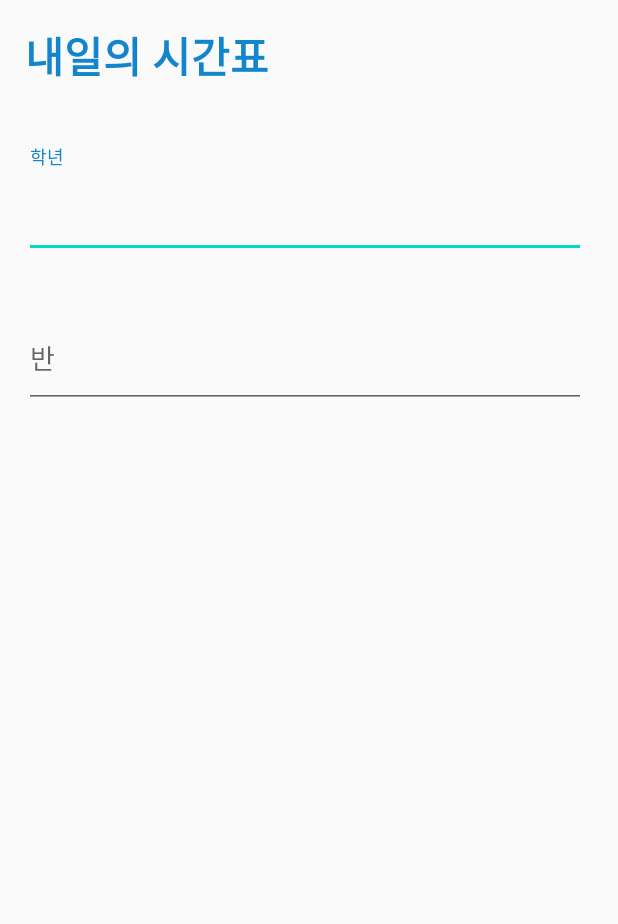
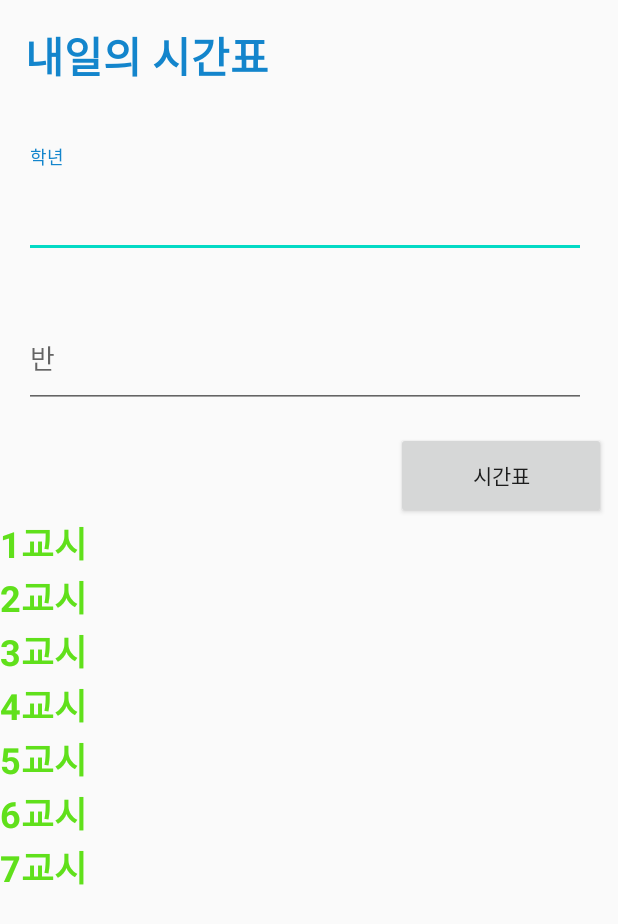
Before and after one commit to kimjw2003/ProjectSchool, an Android app: the layout fragment_time.xml on its own in the app's theme, with its tools: preview values and no code run, on a phone screen of 412 x 824 dp. Shown: the top 924 px of the screen. Run offline under Robolectric (Android 15) with nearby library versions, the phone set to English and light mode, and no system bars.

Commit message:
[UPDATE] Save

```diff
--- a/app/src/main/java/com/example/projectschool/MainActivity.kt
+++ b/app/src/main/java/com/example/projectschool/MainActivity.kt
@@ -24,7 +24,7 @@ class MainActivity : AppCompatActivity() {
         setContentView(R.layout.activity_main)
 
         time.text = spDateFormat("HH", 0)
-        time2.text = spDateFormat("YYYYMMdd", 1)
+        time2.text = spDateFormat("YYYYMMdd", 0)
 
         getCurrentWeather()
 
--- a/app/src/main/java/com/example/projectschool/data/timeData.kt
+++ b/app/src/main/java/com/example/projectschool/data/timeData.kt
@@ -6,8 +6,8 @@ data class TimeBase(
 )
 
 data class HisTimetable(
-    val row: List<TimeRow>?,
-    val head: List<TimeHead>?
+    val head: List<TimeHead>?,
+    val row: List<TimeRow>?
 )
 
 data class TimeHead(
--- a/app/src/main/java/com/example/projectschool/fragment/TimeFragment.kt
+++ b/app/src/main/java/com/example/projectschool/fragment/TimeFragment.kt
@@ -14,21 +14,21 @@ import kotlinx.android.synthetic.main.activity_main.*
 import kotlinx.android.synthetic.main.fragment_time.*
 import retrofit2.Call
 import retrofit2.Response
-import javax.security.auth.callback.Callback
 
 class TimeFragment : Fragment() {
 
     override fun onCreateView(inflater: LayoutInflater, container: ViewGroup?, savedInstanceState: Bundle?): View? {
         val view = inflater.inflate(R.layout.fragment_time, container, false)
 
-        getTomorrowTime()
+            getTomorrowTime()
+
         return view
     }
 
     fun getTomorrowTime(){
         TimeClient.retrofitService4.getTomorrowTime("02f6d779a6c748039f9d9b3ce649d8fb", "JSON", "1",
-            "100", "D10", "7240393", "2020", ""+activity!!.time2,
-            ""+grade_Et, ""+class_Et
+            "100", "D10", "7240393", "2020", ""+activity!!.time2.text,
+            ""+grade_Et.text.toString(), ""+class_Et.text.toString()
         ).enqueue(object : retrofit2.Callback<TimeBase>{
             override fun onFailure(call: Call<TimeBase>, t: Throwable) {
                 Log.d("Logg", "xx")
@@ -36,8 +36,23 @@ class TimeFragment : Fragment() {
 
             override fun onResponse(call: Call<TimeBase>, response: Response<TimeBase>) {
 
+                timeSet.setOnClickListener {
+                    first_class.text =
+                        response.body()?.hisTimetable?.get(1)?.row?.get(0)?.ITRT_CNTNT
+                    second_class.text =
+                        response.body()?.hisTimetable?.get(1)?.row?.get(1)?.ITRT_CNTNT
+                    third_class.text =
+                        response.body()?.hisTimetable?.get(1)?.row?.get(2)?.ITRT_CNTNT
+                    fourth_class.text =
+                        response.body()?.hisTimetable?.get(1)?.row?.get(3)?.ITRT_CNTNT
+                    fifth_class.text =
+                        response.body()?.hisTimetable?.get(1)?.row?.get(4)?.ITRT_CNTNT
+                    sixth_class.text =
+                        response.body()?.hisTimetable?.get(1)?.row?.get(5)?.ITRT_CNTNT
+                    seventh_class.text =
+                        response.body()?.hisTimetable?.get(1)?.row?.get(6)?.ITRT_CNTNT
+                }
             }
-
         })
     }
 }
--- a/app/src/main/res/layout/fragment_time.xml
+++ b/app/src/main/res/layout/fragment_time.xml
@@ -21,7 +21,6 @@
         app:layout_constraintTop_toTopOf="parent" />
 
     <com.google.android.material.textfield.TextInputLayout
-        android:id="@+id/grade_Et"
         android:layout_width="0dp"
         android:layout_height="0dp"
         app:hintAnimationEnabled="true"
@@ -35,6 +34,7 @@
         app:layout_constraintWidth_percent="0.91">
 
         <com.google.android.material.textfield.TextInputEditText
+            android:id="@+id/grade_Et"
             android:layout_width="match_parent"
             android:layout_height="match_parent"
             android:hint="학년"
@@ -42,11 +42,11 @@
     </com.google.android.material.textfield.TextInputLayout>
 
     <com.google.android.material.textfield.TextInputLayout
-        android:id="@+id/class_Et"
+        android:id="@+id/textInputLayout"
         android:layout_width="0dp"
         android:layout_height="0dp"
+        android:layout_marginTop="140dp"
         app:hintAnimationEnabled="true"
-        android:layout_marginTop="140dp"
         app:hintTextColor="@color/colorPrimary"
         app:layout_constraintEnd_toEndOf="parent"
         app:layout_constraintHeight_percent="0.09"
@@ -56,10 +56,114 @@
         app:layout_constraintWidth_percent="0.91">
 
         <com.google.android.material.textfield.TextInputEditText
+            android:id="@+id/class_Et"
             android:layout_width="match_parent"
             android:layout_height="match_parent"
             android:hint="반"
             android:inputType="number" />
     </com.google.android.material.textfield.TextInputLayout>
 
+    <Button
+        android:id="@+id/timeSet"
+        android:layout_width="140dp"
+        android:layout_height="58dp"
+        android:layout_marginTop="16dp"
+        android:layout_marginEnd="8dp"
+        android:text="시간표"
+        app:layout_constraintEnd_toEndOf="parent"
+        app:layout_constraintTop_toBottomOf="@+id/textInputLayout" />
+
+
+    <TextView
+        android:id="@+id/first_class"
+        android:layout_width="match_parent"
+        android:layout_height="wrap_content"
+        android:layout_marginTop="72dp"
+        android:text="1교시"
+        android:textColor="#60e01b"
+        android:textSize="24sp"
+        android:textStyle="bold"
+        app:layout_constraintEnd_toEndOf="parent"
+        app:layout_constraintHorizontal_bias="0.099"
+        app:layout_constraintStart_toStartOf="parent"
+        app:layout_constraintTop_toBottomOf="@+id/textInputLayout" />
+
+    <TextView
+        android:id="@+id/second_class"
+        android:layout_width="match_parent"
+        android:layout_height="wrap_content"
+        android:text="2교시"
+        android:textColor="#60e01b"
+        android:textSize="24sp"
+        android:textStyle="bold"
+        app:layout_constraintEnd_toEndOf="parent"
+        app:layout_constraintHorizontal_bias="0.096"
+        app:layout_constraintStart_toStartOf="parent"
+        app:layout_constraintTop_toBottomOf="@+id/first_class" />
+
+    <TextView
+        android:id="@+id/third_class"
+        android:layout_width="match_parent"
+        android:layout_height="wrap_content"
+        android:text="3교시"
+        android:textColor="#60e01b"
+        android:textSize="24sp"
+        android:textStyle="bold"
+        app:layout_constraintEnd_toEndOf="parent"
+        app:layout_constraintHorizontal_bias="0.096"
+        app:layout_constraintStart_toStartOf="parent"
+        app:layout_constraintTop_toBottomOf="@+id/second_class" />
+
+    <TextView
+        android:id="@+id/fourth_class"
+        android:layout_width="match_parent"
+        android:layout_height="wrap_content"
+        android:text="4교시"
+        android:textColor="#60e01b"
+        android:textSize="24sp"
+        android:textStyle="bold"
+        app:layout_constraintEnd_toEndOf="parent"
+        app:layout_constraintHorizontal_bias="0.096"
+        app:layout_constraintStart_toStartOf="parent"
+        app:layout_constraintTop_toBottomOf="@+id/third_class" />
+
+    <TextView
+        android:id="@+id/fifth_class"
+        android:layout_width="match_parent"
+        android:layout_height="wrap_content"
+        android:text="5교시"
+        android:textColor="#60e01b"
+        android:textSize="24sp"
+        android:textStyle="bold"
+        app:layout_constraintEnd_toEndOf="parent"
+        app:layout_constraintHorizontal_bias="0.099"
+        app:layout_constraintStart_toStartOf="parent"
+        app:layout_constraintTop_toBottomOf="@+id/fourth_class" />
+
+    <TextView
+        android:id="@+id/sixth_class"
+        android:layout_width="match_parent"
+        android:layout_height="wrap_content"
+        android:text="6교시"
+        android:textColor="#60e01b"
+        android:textSize="24sp"
+        android:textStyle="bold"
+        app:layout_constraintEnd_toEndOf="parent"
+        app:layout_constraintHorizontal_bias="0.099"
+        app:layout_constraintStart_toStartOf="parent"
+        app:layout_constraintTop_toBottomOf="@+id/fifth_class" />
+
+    <TextView
+        android:id="@+id/seventh_class"
+        android:layout_width="match_parent"
+        android:layout_height="wrap_content"
+        android:text="7교시"
+        android:textColor="#60e01b"
+        android:textSize="24sp"
+        android:textStyle="bold"
+        app:layout_constraintEnd_toEndOf="parent"
+        app:layout_constraintHorizontal_bias="0.096"
+        app:layout_constraintStart_toStartOf="parent"
+        app:layout_constraintTop_toBottomOf="@+id/sixth_class" />
+
 </androidx.constraintlayout.widget.ConstraintLayout>
```
